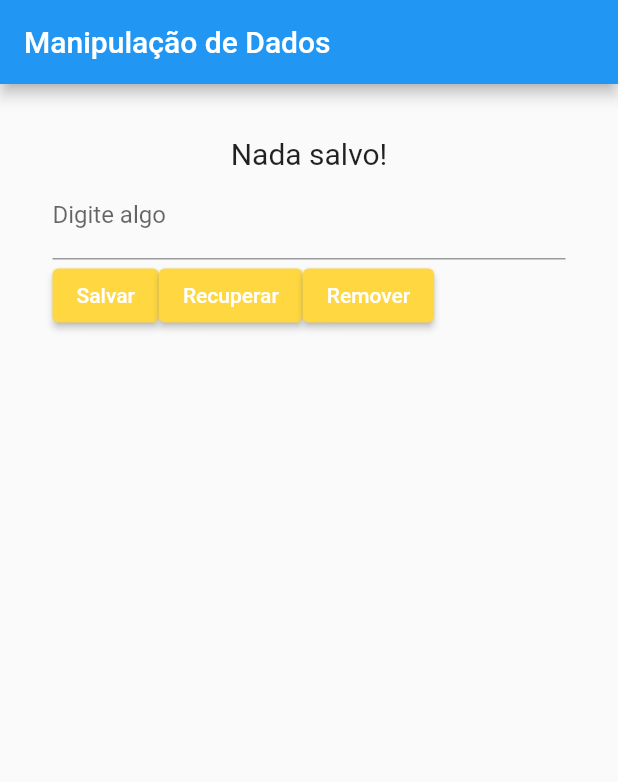
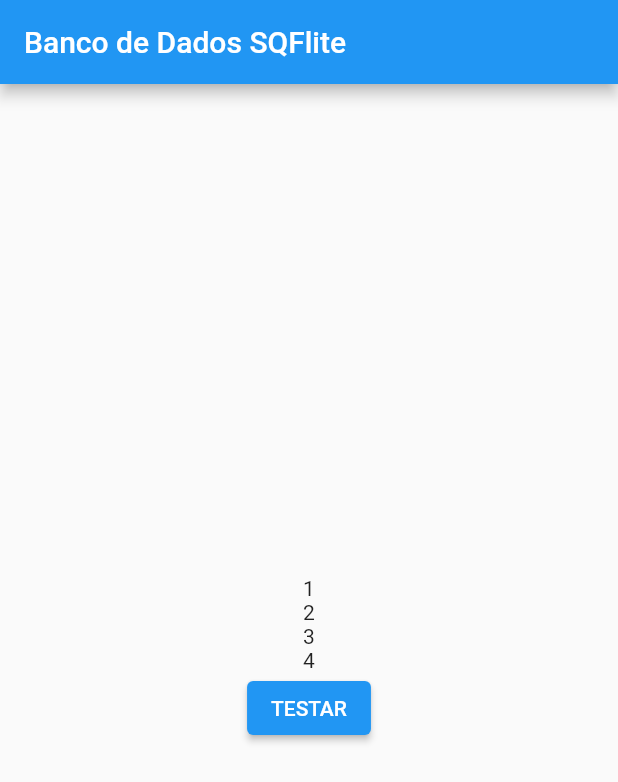
Before and after one commit to Aledsilva/curso_flutter_jamilton, a Flutter app: the screen it shows after launch, on a phone screen of 412 x 824 dp. Shown: the top 782 px of the screen. Run offline on Flutter 3.47's test engine with Material 2 defaults, Android fonts, the phone set to English and light mode, and no system bars; our stand-ins replace open_file, shared_preferences, sqflite; missing offline and left inert: syncfusion_flutter_xlsio; accounts and stored records are empty.

Commit message:
Novas aulas, atualmente focando no banco de dados e persistência.

```diff
--- /dev/null
+++ b/lib/entrada_de_dados/banco_de_dados/home_banco_de_dados.dart
@@ -0,0 +1,124 @@
+import 'package:flutter/material.dart';
+import 'package:sqflite/sqflite.dart';
+import 'package:path/path.dart';
+
+class HomeBancoDeDados extends StatefulWidget {
+  const HomeBancoDeDados({Key? key}) : super(key: key);
+
+  @override
+  State<HomeBancoDeDados> createState() => _HomeBancoDeDadosState();
+}
+
+class _HomeBancoDeDadosState extends State<HomeBancoDeDados> {
+
+  String teste1 = "1";
+  String teste2 = "2";
+  String teste3 = "3";
+  String teste4 = "4";
+
+
+  _recuperarBancoDeDados() async {
+
+    final caminhoBancoDados = await getDatabasesPath();
+    final localBancoDados = join(caminhoBancoDados, "banco.db");
+
+    var retorno = await openDatabase(
+      localBancoDados,
+      version: 1,
+      onCreate: (db, dbVersaoRecente){
+        String sql = "CREATE TABLE usuarios (id INTEGER PRIMARY KEY AUTOINCREMENT, nome VARCHAR, idade INTEGER)";
+
+
+        db.execute(sql);
+      }
+    );
+
+    return retorno;
+
+    print("aberto: " + retorno.isOpen.toString());
+
+  }
+
+  _salvar() async{
+
+    Database bd = await _recuperarBancoDeDados();
+
+
+    Map<String, dynamic> dadosUsuario = {
+
+      "nome" : "João",
+      "idade" : 27
+
+    };
+
+    int id = await bd.insert("usuarios", dadosUsuario);
+    print("Salvo: $id");
+
+  }
+
+  _listarUsuarios() async  {
+
+    Database bd = await _recuperarBancoDeDados();
+
+    //String sql = "SELECT * FROM usuarios WHERE id = 5 ";
+    //String sql = "SELECT * FROM usuarios WHERE idade >= 20 AND idade <=30 ";
+    //String sql = "SELECT * FROM usuarios WHERE idade BETWEEN 20 and 50 ";
+    //String sql = "SELECT * FROM usuarios WHERE idade IN (23,25) ";
+    //String sql = "SELECT * FROM usuarios WHERE nome LIKE '%L%' ";
+    String sql = "SELECT * FROM usuarios WHERE 1=1 ORDER BY UPPER(nome) ASC "; //ASCendente DESCendente LIMIT quantidade
+
+
+    List usuarios = await bd.rawQuery(sql);
+
+    for (var usuario in usuarios ){
+      print(
+        "item id: ${usuario['id'].toString()} "
+            " nome: ${usuario['nome']} "
+            " idade: ${usuario['idade'].toString()}"
+      );
+
+    }
+
+
+
+    //print("usuarios: " + usuarios.toString());
+
+  }
+
+
+  @override
+  Widget build(BuildContext context) {
+
+    //_recuperarBancoDeDados();
+    //_salvar();
+    _listarUsuarios();
+
+    return Scaffold(
+      appBar: AppBar(
+        title: const Text("Banco de Dados SQFlite"),
+      ),
+      body: Column(
+        mainAxisAlignment: MainAxisAlignment.center,
+        children: [
+
+
+          Text(teste1),
+          Text(teste2),
+          Text(teste3),
+          Text(teste4),
+
+
+          Center(
+            child: ElevatedButton(
+                onPressed: (){
+
+                },
+                child: const Text("TESTAR")
+            ),
+          )
+
+        ],
+      ),
+    );
+  }
+}
--- a/lib/main.dart
+++ b/lib/main.dart
@@ -1,3 +1,4 @@
+import 'package:curso_flutter_jamilton/baixando_arquivos/arquivo_excell/baixando_doc_excel.dart';
 import 'package:curso_flutter_jamilton/consumo_web_service/ConsumoServicoAvancado.dart';
 import 'package:curso_flutter_jamilton/consumo_web_service/ConsumoServicoWeb.dart';
 import 'package:curso_flutter_jamilton/consumo_web_service/ListaComApi.dart';
@@ -6,6 +7,7 @@ import 'package:curso_flutter_jamilton/entrada_de_dados/EntradaCheckBox.dart';
 import 'package:curso_flutter_jamilton/entrada_de_dados/EntradaRadioButton.dart';
 import 'package:curso_flutter_jamilton/entrada_de_dados/EntradaSlider.dart';
 import 'package:curso_flutter_jamilton/entrada_de_dados/EntradaSwitch.dart';
+import 'package:curso_flutter_jamilton/entrada_de_dados/banco_de_dados/home_banco_de_dados.dart';
 import 'package:curso_flutter_jamilton/manipulacao_de_dados/ManipulacaoPreferencias.dart';
 import 'package:curso_flutter_jamilton/navegacao/TelaUm.dart';
 import 'package:flutter/material.dart';
@@ -15,7 +17,7 @@ import 'entrada_de_dados/CampoTexto.dart';
 void main(){
   runApp(
     const MaterialApp(
-      home: ManipulacaoPreferencias(),
+      home: HomeBancoDeDados(),
     )
   );
 }
```
Also changed, not shown: lib/baixando_arquivos/arquivo_excell/baixando_doc_excel.dart (added, +48 -0 lines), lib/consumo_web_service/ConsumoServicoWeb.dart (+5 -7 lines), lib/consumo_web_service/ListaComApi.dart (+8 -8 lines), lib/consumo_web_service/Listas.dart (+5 -5 lines), pubspec.yaml (+8 -0 lines), pubspec.lock.
